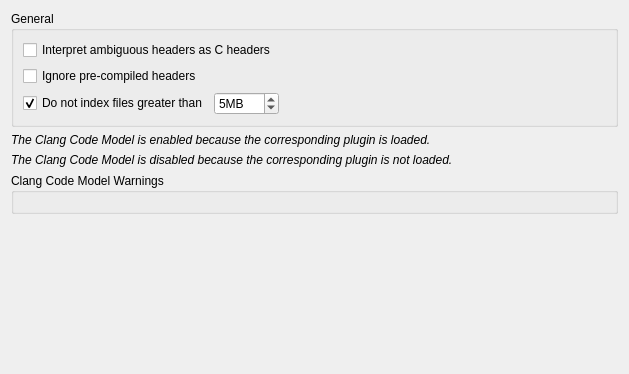
The window that src/plugins/cpptools/cppcodemodelsettingspage.ui (qt-creator/qt-creator) describes before a commit, drawn with Qt 5.
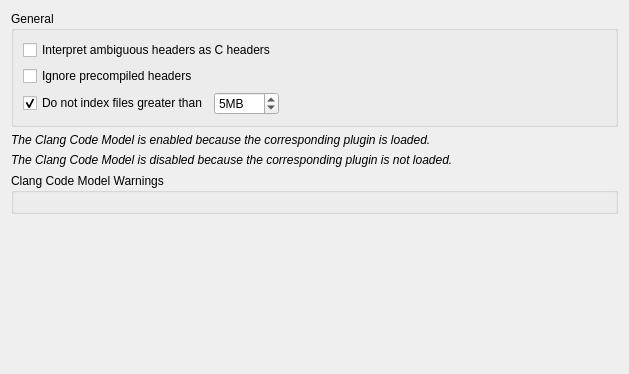
The same window after the commit.

Commit message: CppTools: "pre-compiled" -> "precompiled"

Diff of the .ui file:
```diff
--- a/src/plugins/cpptools/cppcodemodelsettingspage.ui
+++ b/src/plugins/cpptools/cppcodemodelsettingspage.ui
@@ -33,7 +33,7 @@
          <string>&lt;html&gt;&lt;head/&gt;&lt;body&gt;&lt;p&gt;When pre-compiled headers are not ignored, the parsing for code completion and semantic highlighting will process the pre-compiled header before processing any file.&lt;/p&gt;&lt;/body&gt;&lt;/html&gt;</string>
         </property>
         <property name="text">
-         <string>Ignore pre-compiled headers</string>
+         <string>Ignore precompiled headers</string>
         </property>
        </widget>
       </item>
```
Left out of the diff: 2 changed lines with no effect on the pictures. The commit also changes 1 other file.
